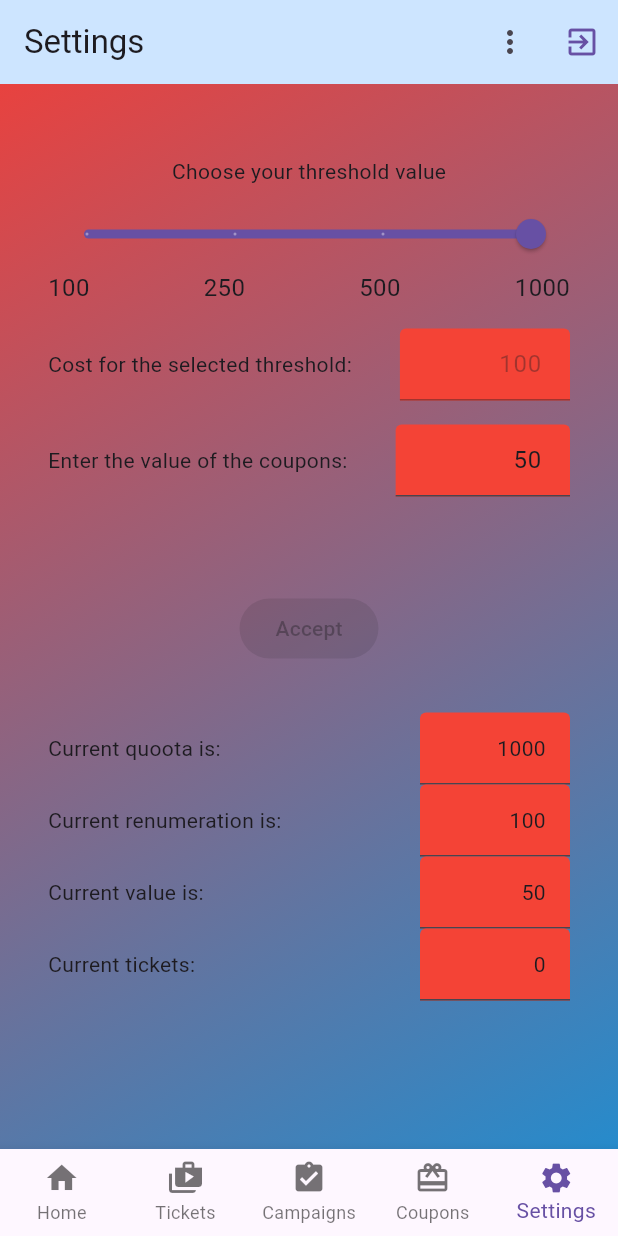
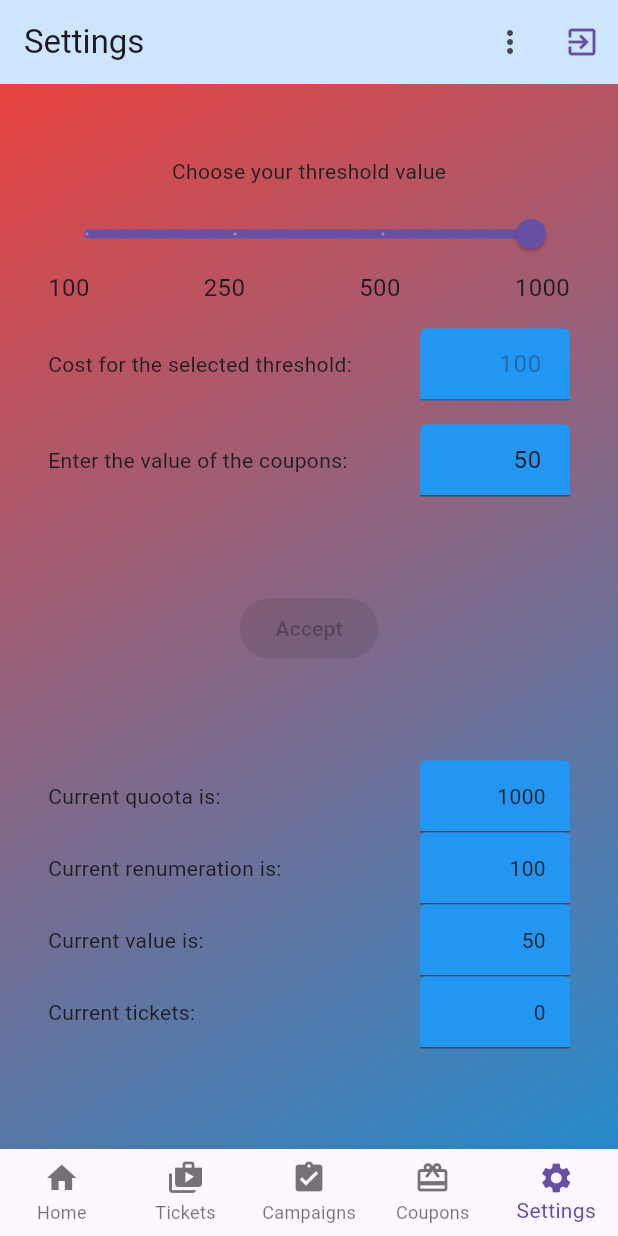
Before and after one commit to stefanobianda/Try2Win, a Flutter app: the screen it shows once a user with an empty profile is signed in, item 5 of the bottom bar chosen, on a phone screen of 412 x 824 dp. Run offline on Flutter 3.47's test engine with Material 3 defaults, Android fonts, the phone set to English and light mode, and no system bars; our stand-ins replace cloud_firestore, firebase_auth, firebase_core, flutter_riverpod, image_picker, qr_flutter; missing offline and left inert: mobile_scanner, random_name_generator; accounts and stored records are empty; generated files the repository leaves out were written again.

Commit message:
using theme, completed campaign option

```diff
--- a/lib/screens/campaign_option.dart
+++ b/lib/screens/campaign_option.dart
@@ -17,7 +17,7 @@ class CampaignOptionScreen extends StatelessWidget {
         children: [
           NewCampaignOption(),
           SizedBox(
-            height: 32,
+            height: 64,
           ),
           CurrentCampaignOption(),
         ],
--- a/lib/themes/app_theme.dart
+++ b/lib/themes/app_theme.dart
@@ -18,12 +18,20 @@ final themeData = ThemeData(
   ),
   primaryColor: kTicinoRed,
   useMaterial3: true,
+  inputDecorationTheme: const InputDecorationTheme(
+    fillColor: Colors.blue,
+    filled: true,
+  ),
 );
 final themeDarkData = ThemeData.dark().copyWith(
   appBarTheme: const AppBarTheme().copyWith(
     backgroundColor: kDarkColorScheme.primaryContainer,
   ),
   primaryColorDark: kTicinoBlue,
+  inputDecorationTheme: const InputDecorationTheme(
+    fillColor: Colors.red,
+    filled: true,
+  ),
 );
 
 class Theme {}
--- a/lib/widgets/current_campaign_option.dart
+++ b/lib/widgets/current_campaign_option.dart
@@ -45,10 +45,7 @@ class _CurrentCampaignOptionState extends State<CurrentCampaignOption> {
               width: 100,
               child: InputDecorator(
                 textAlign: TextAlign.right,
-                decoration: const InputDecoration(
-                  fillColor: Colors.red,
-                  filled: true,
-                ),
+                decoration: const InputDecoration(),
                 child: Text(
                   readQuota.quota.toString(),
                   textAlign: TextAlign.right,
@@ -65,10 +62,7 @@ class _CurrentCampaignOptionState extends State<CurrentCampaignOption> {
               width: 100,
               child: InputDecorator(
                 textAlign: TextAlign.right,
-                decoration: const InputDecoration(
-                  fillColor: Colors.red,
-                  filled: true,
-                ),
+                decoration: const InputDecoration(),
                 child: Text(
                   readQuota.renumeration.toString(),
                   textAlign: TextAlign.right,
@@ -85,10 +79,7 @@ class _CurrentCampaignOptionState extends State<CurrentCampaignOption> {
               width: 100,
               child: InputDecorator(
                 textAlign: TextAlign.right,
-                decoration: const InputDecoration(
-                  fillColor: Colors.red,
-                  filled: true,
-                ),
+                decoration: const InputDecoration(),
                 child: Text(
                   readQuota.value.toString(),
                   textAlign: TextAlign.right,
@@ -104,10 +95,7 @@ class _CurrentCampaignOptionState extends State<CurrentCampaignOption> {
             SizedBox(
               width: 100,
               child: InputDecorator(
-                decoration: const InputDecoration(
-                  fillColor: Colors.red,
-                  filled: true,
-                ),
+                decoration: const InputDecoration(),
                 child: Text(
                   registeredTickets.toString(),
                   textAlign: TextAlign.right,
--- a/lib/widgets/new_campaign_option.dart
+++ b/lib/widgets/new_campaign_option.dart
@@ -95,17 +95,13 @@ class _NewCampaignOptionState extends State<NewCampaignOption> {
             mainAxisAlignment: MainAxisAlignment.spaceBetween,
             children: [
               const Text("Cost for the selected threshold:"),
-              const SizedBox(
-                width: 32,
-              ),
-              Expanded(
+              const Spacer(),
+              SizedBox(
+                width: 100,
                 child: TextField(
                   controller: _renumerationController,
                   enabled: false,
-                  decoration: const InputDecoration(
-                    fillColor: Colors.red,
-                    filled: true,
-                  ),
+                  decoration: const InputDecoration(),
                   textAlign: TextAlign.right,
                 ),
               ),
@@ -117,17 +113,14 @@ class _NewCampaignOptionState extends State<NewCampaignOption> {
           Row(
             children: [
               const Text("Enter the value of the coupons:"),
-              const SizedBox(
-                width: 32,
-              ),
-              Expanded(
+              const Spacer(),
+              SizedBox(
+                width: 100,
                 child: TextFormField(
                   controller: _valueController,
                   keyboardType: TextInputType.number,
                   textAlign: TextAlign.right,
                   decoration: const InputDecoration(
-                    fillColor: Colors.red,
-                    filled: true,
                     hintText: "min 20",
                   ),
                   validator: (value) {
```
